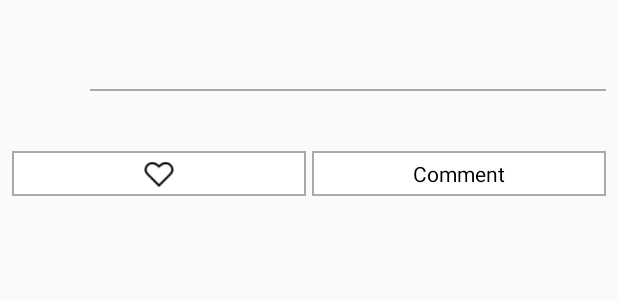
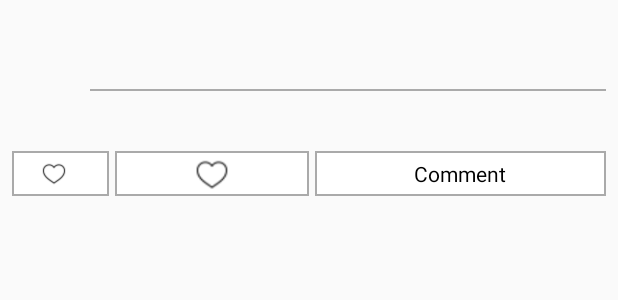
Before and after one commit to trungduckq98/Intersection, an Android app: the layout item_post.xml on its own in the app's theme, with its tools: preview values and no code run, on a phone screen of 412 x 824 dp. Shown: the top 300 px of the screen. Run offline under Robolectric (Android 15) with nearby library versions, the phone set to English and light mode, and no system bars.

Commit message:
10h 23/3

```diff
--- a/app/src/main/res/layout/item_post.xml
+++ b/app/src/main/res/layout/item_post.xml
@@ -92,26 +92,49 @@
         android:paddingStart="8dp"
         android:paddingEnd="8dp"
         android:orientation="horizontal"
-        android:weightSum="2"
+        android:weightSum="6"
         android:layout_width="match_parent"
         android:layout_height="35dp">
+        <LinearLayout
+            android:gravity="center"
+            android:background="@drawable/stroke2"
+            android:layout_marginEnd="2dp"
+            android:layout_width="0dp"
+            android:layout_height="30dp"
+            android:layout_weight="1">
+            <ImageView
+                android:src="@drawable/ic_heart_white"
+                android:layout_width="16dp"
+                android:layout_height="16dp"/>
+            <TextView
+                android:id="@+id/txt_count_like13"
+                android:padding="4dp"
+                android:textColor="@color/colorBlack"
+                android:gravity="center"
+                android:drawablePadding="2dp"
+                android:layout_width="wrap_content"
+                android:layout_height="30dp"/>
+
+        </LinearLayout>
+
         <ImageView
+            android:layout_marginEnd="2dp"
+            android:layout_marginStart="2dp"
             android:id="@+id/img_like13"
             android:padding="4dp"
             android:src="@drawable/ic_heart_white"
-            android:layout_marginEnd="2dp"
             android:background="@drawable/stroke2"
             android:layout_width="0dp"
             android:layout_height="30dp"
-            android:layout_weight="1"/>
-
+            android:layout_weight="2"/>
         <TextView
+            android:layout_marginStart="2dp"
             android:id="@+id/txt_comment13"
                 android:textColor="@color/colorBlack"
                 android:gravity="center"
                 android:text="Comment"
-                android:layout_marginStart="2dp"
-                android:layout_weight="1"
+
+                android:layout_weight="3"
                 android:background="@drawable/stroke2"
                 android:layout_width="0dp"
                 android:layout_height="30dp" />
```
Also changed, not shown: app/src/main/java/com/deathmarch/intersection/adapter/PostAdapter.java (+68 -13 lines), app/src/main/java/com/deathmarch/intersection/view/PostDialogFragment.java (added, +28 -0 lines), app/src/main/res/layout/dialog_fragment_post.xml (added, +55 -0 lines), app/src/main/res/drawable/ic_heart_pink.png, app/src/main/res/drawable/ic_heart_white.png.
